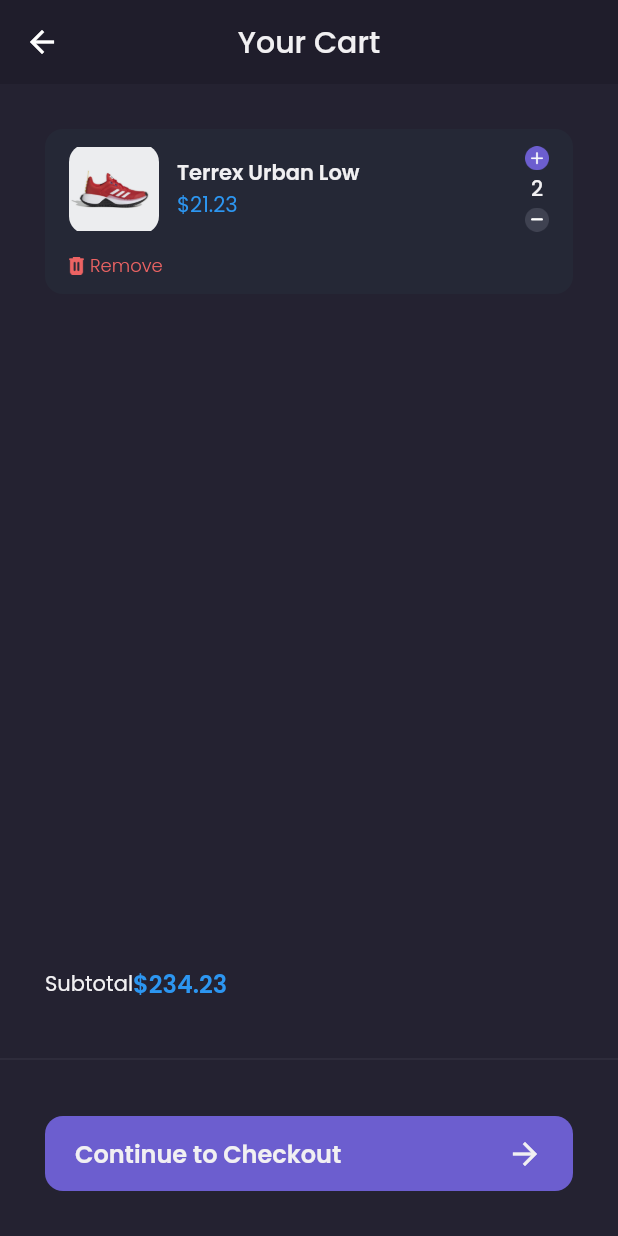
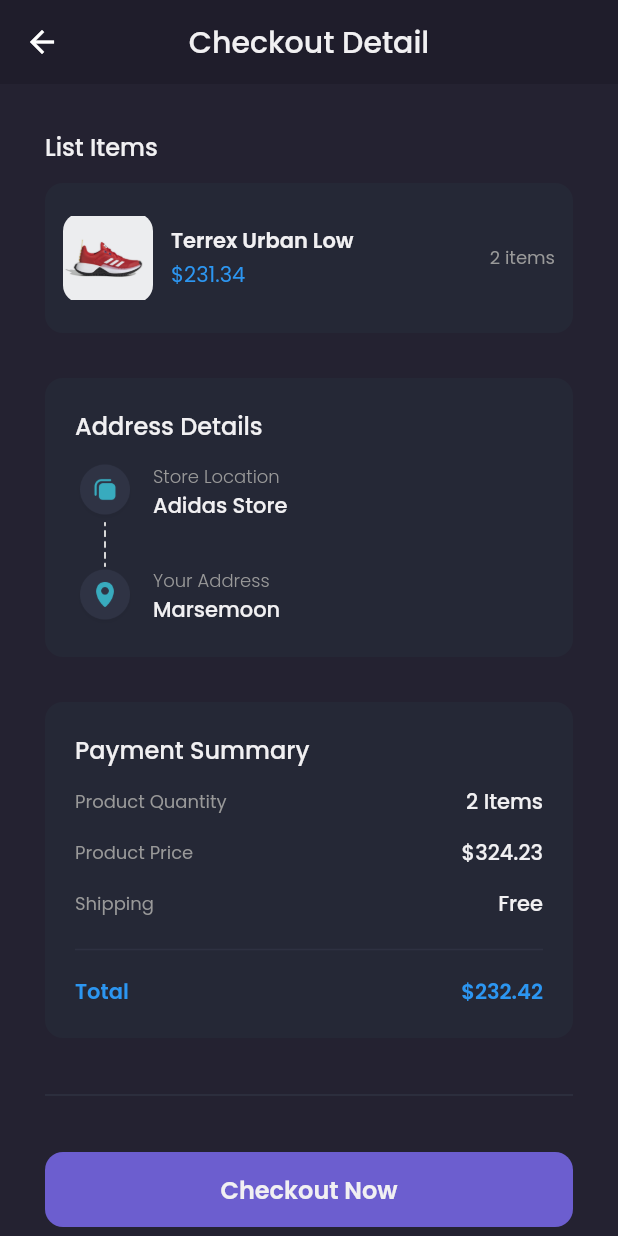
Before and after one commit to aldij29/learning_project_flutter_shamo_e-commerce, a Flutter app: the CartPage screen opened by its route, after a tap on "Continue to Checkout", on a phone screen of 412 x 824 dp. Run offline on Flutter 3.47's test engine with Material 2 defaults, Android fonts, the phone set to English and light mode, and no system bars; our stand-ins replace carousel_slider, google_fonts.

Commit message:
update checkout page

```diff
--- a/lib/main.dart
+++ b/lib/main.dart
@@ -19,7 +19,9 @@
       '/detail-chat': (context) => const DetailChatPage(),
       '/edit-profile': (context) => const EditProfilePage(),
       '/product': (context) => ProductPage(),
-      '/cart': (context) => const CartPage()
+      '/cart': (context) => const CartPage(),
+      '/checkout': (context) => const CheckoutPage(),
+      '/checkout-success': (context) => const CheckoutSuccessPage()
     });
   }
 }
--- a/lib/pages/cart_page.dart
+++ b/lib/pages/cart_page.dart
@@ -117,7 +117,9 @@
               height: 50,
               margin: EdgeInsets.symmetric(horizontal: defaultMargin),
               child: TextButton(
-                onPressed: () {},
+                onPressed: () {
+                  Navigator.pushNamed(context, '/checkout');
+                },
                 style: TextButton.styleFrom(
                   backgroundColor: primaryColor,
                   padding: EdgeInsets.symmetric(horizontal: 20),
--- /dev/null
+++ b/lib/pages/checkout_page.dart
@@ -0,0 +1,248 @@
+part of 'pages.dart';
+
+class CheckoutPage extends StatelessWidget {
+  const CheckoutPage({Key? key}) : super(key: key);
+
+  @override
+  Widget build(BuildContext context) {
+    header() {
+      return AppBar(
+        backgroundColor: backgroundColor1,
+        elevation: 0,
+        centerTitle: true,
+        title: Text(
+          'Checkout Detail',
+          style: primaryTextStyle,
+        ),
+      );
+    }
+
+    Widget content() {
+      return ListView(
+        padding: EdgeInsets.symmetric(
+          horizontal: defaultMargin,
+        ),
+        children: [
+          //NOTE: LIST ITEMs
+          Container(
+            margin: EdgeInsets.only(top: defaultMargin),
+            child: Column(
+              crossAxisAlignment: CrossAxisAlignment.start,
+              children: [
+                Text(
+                  'List Items',
+                  style: primaryTextStyle.copyWith(
+                      fontSize: 16, fontWeight: medium),
+                ),
+                CheckoutCard()
+              ],
+            ),
+          ),
+
+          //NOTE: ADDRESS DETAILs
+          Container(
+            margin: EdgeInsets.only(top: defaultMargin),
+            padding: EdgeInsets.all(20),
+            decoration: BoxDecoration(
+              color: backgroundColor4,
+              borderRadius: BorderRadius.circular(12),
+            ),
+            child: Column(
+              crossAxisAlignment: CrossAxisAlignment.start,
+              children: [
+                Text(
+                  'Address Details',
+                  style: primaryTextStyle.copyWith(
+                    fontSize: 16,
+                    fontWeight: medium,
+                  ),
+                ),
+                SizedBox(
+                  height: 12,
+                ),
+                Row(
+                  children: [
+                    Column(
+                      children: [
+                        Image.asset(
+                          'assets/icons/icon_store.png',
+                          width: 40,
+                        ),
+                        Image.asset(
+                          'assets/icons/icon_line.png',
+                          height: 30,
+                        ),
+                        Image.asset(
+                          'assets/icons/icon_location.png',
+                          width: 40,
+                        ),
+                      ],
+                    ),
+                    SizedBox(
+                      width: 12,
+                    ),
+                    Column(
+                      crossAxisAlignment: CrossAxisAlignment.start,
+                      children: [
+                        Text('Store Location',
+                            style: secondaryTextStyle.copyWith(
+                              fontSize: 12,
+                              fontWeight: light,
+                            )),
+                        Text(
+                          'Adidas Store',
+                          style: primaryTextStyle.copyWith(
+                            fontWeight: medium,
+                          ),
+                        ),
+                        SizedBox(
+                          height: defaultMargin,
+                        ),
+                        Text('Your Address',
+                            style: secondaryTextStyle.copyWith(
+                              fontSize: 12,
+                              fontWeight: light,
+                            )),
+                        Text(
+                          'Marsemoon',
+                          style: primaryTextStyle.copyWith(
+                            fontWeight: medium,
+                          ),
+                        ),
+                      ],
+                    )
+                  ],
+                )
+              ],
+            ),
+          ),
+          //NOTE: PAYMENT SUMMARY
+          Container(
+            margin: EdgeInsets.only(top: defaultMargin),
+            padding: EdgeInsets.all(20),
+            decoration: BoxDecoration(
+              color: backgroundColor4,
+              borderRadius: BorderRadius.circular(12),
+            ),
+            child: Column(
+              crossAxisAlignment: CrossAxisAlignment.start,
+              children: [
+                Text(
+                  'Payment Summary',
+                  style: primaryTextStyle.copyWith(
+                      fontSize: 16, fontWeight: medium),
+                ),
+                SizedBox(
+                  height: 12,
+                ),
+                Row(
+                  mainAxisAlignment: MainAxisAlignment.spaceBetween,
+                  children: [
+                    Text(
+                      'Product Quantity',
+                      style: secondaryTextStyle.copyWith(fontSize: 12),
+                    ),
+                    Text(
+                      '2 Items',
+                      style: primaryTextStyle.copyWith(fontWeight: medium),
+                    )
+                  ],
+                ),
+                SizedBox(height: 13),
+                Row(
+                  mainAxisAlignment: MainAxisAlignment.spaceBetween,
+                  children: [
+                    Text(
+                      'Product Price',
+                      style: secondaryTextStyle.copyWith(fontSize: 12),
+                    ),
+                    Text(
+                      '\$324.23',
+                      style: primaryTextStyle.copyWith(fontWeight: medium),
+                    )
+                  ],
+                ),
+                SizedBox(
+                  height: 13,
+                ),
+                Row(
+                  mainAxisAlignment: MainAxisAlignment.spaceBetween,
+                  children: [
+                    Text(
+                      'Shipping',
+                      style: secondaryTextStyle.copyWith(fontSize: 12),
+                    ),
+                    Text(
+                      'Free',
+                      style: primaryTextStyle.copyWith(fontWeight: medium),
+                    )
+                  ],
+                ),
+                SizedBox(
+                  height: 12,
+                ),
+                Divider(
+                  thickness: 1,
+                  color: Color(0xff2E3141),
+                ),
+                SizedBox(
+                  height: 10,
+                ),
+                Row(
+                  mainAxisAlignment: MainAxisAlignment.spaceBetween,
+                  children: [
+                    Text(
+                      'Total',
+                      style: priceTextStyle.copyWith(fontWeight: semiBold),
+                    ),
+                    Text(
+                      '\$232.42',
+                      style: priceTextStyle.copyWith(fontWeight: semiBold),
+                    )
+                  ],
+                )
+              ],
+            ),
+          ),
+
+          //CHECKOUT BUTTON
+          SizedBox(
+            height: defaultMargin,
+          ),
+          Divider(
+            thickness: 1,
+            color: Color(0xff2e3241),
+          ),
+          Container(
+            height: 50,
+            width: double.infinity,
+            margin: EdgeInsets.symmetric(vertical: defaultMargin),
+            child: TextButton(
+                onPressed: () {
+                  Navigator.pushNamedAndRemoveUntil(context, '/checkout-success', (route) => false);
+                },
+                style: TextButton.styleFrom(
+                  backgroundColor: primaryColor,
+                  shape: RoundedRectangleBorder(
+                    borderRadius: BorderRadius.circular(12),
+                  ),
+                ),
+                child: Text(
+                  'Checkout Now',
+                  style: primaryTextStyle.copyWith(
+                    fontSize: 16,
+                    fontWeight: semiBold,
+                  ),
+                )),
+          )
+        ],
+      );
+    }
+
+    return Scaffold(
+      backgroundColor: backgroundColor3,
+      appBar: header(),
+      body: content(),
+    );
+  }
+}
--- /dev/null
+++ b/lib/pages/checkout_success_page.dart
@@ -0,0 +1,96 @@
+part of 'pages.dart';
+
+class CheckoutSuccessPage extends StatelessWidget {
+  const CheckoutSuccessPage({Key? key}) : super(key: key);
+
+  @override
+  Widget build(BuildContext context) {
+    header() {
+      return AppBar(
+        backgroundColor: backgroundColor1,
+        centerTitle: true,
+        title: Text('Checkout Success'),
+        elevation: 0,
+      );
+    }
+
+    Widget content() {
+      return Center(
+        child: Column(
+          mainAxisAlignment: MainAxisAlignment.center,
+          children: [
+            Image.asset(
+              'assets/images/image_cart.png',
+              width: 80,
+            ),
+            SizedBox(
+              height: 20,
+            ),
+            Text(
+              'You made a transaction',
+              style: primaryTextStyle.copyWith(
+                fontSize: 16,
+                fontWeight: medium,
+              ),
+            ),
+            SizedBox(
+              height: 12,
+            ),
+            Text(
+              'Stay at home while we \nprepare your dream shoes',
+              style: secondaryTextStyle.copyWith(),
+              textAlign: TextAlign.center,
+            ),
+            Container(
+              width: 196,
+              height: 44,
+              margin: EdgeInsets.only(top: defaultMargin),
+              child: TextButton(
+                onPressed: () {
+                  Navigator.pushNamedAndRemoveUntil(context, '/home', (route) => false);
+                },
+                style: TextButton.styleFrom(
+                    backgroundColor: primaryColor,
+                    shape: RoundedRectangleBorder(
+                        borderRadius: BorderRadius.circular(12))),
+                child: Text(
+                  'Order Other Shoes',
+                  style: primaryTextStyle.copyWith(
+                    fontSize: 16,
+                    fontWeight: medium,
+                  ),
+                ),
+              ),
+            ),
+            Container(
+              width: 196,
+              height: 44,
+              margin: EdgeInsets.only(top: 12),
+              child: TextButton(
+                onPressed: () {},
+                style: TextButton.styleFrom(
+                    backgroundColor: Color(0xff39374B),
+                    shape: RoundedRectangleBorder(
+                        borderRadius: BorderRadius.circular(12))),
+                child: Text(
+                  'View My Order',
+                  style: primaryTextStyle.copyWith(
+                    color: Color(0xffB7B6BF),
+                    fontSize: 16,
+                    fontWeight: medium,
+                  ),
+                ),
+              ),
+            ),
+          ],
+        ),
+      );
+    }
+
+    return Scaffold(
+      backgroundColor: backgroundColor3,
+      appBar: header(),
+      body: content(),
+    );
+  }
+}
--- a/lib/pages/pages.dart
+++ b/lib/pages/pages.dart
@@ -12,8 +12,10 @@
 part './home/home_page.dart';
 part './home/chat_page.dart';
 part './home/profile_page.dart';
-part 'home/wishlist_page.dart';
+part './home/wishlist_page.dart';
 part 'detail_chat_page.dart';
 part 'edit_profile_page.dart';
 part 'product_page.dart';
 part 'cart_page.dart';
+part 'checkout_page.dart';
+part 'checkout_success_page.dart';
--- /dev/null
+++ b/lib/widgets/checkout_card.dart
@@ -0,0 +1,63 @@
+part of 'widgets.dart';
+
+class CheckoutCard extends StatelessWidget {
+  const CheckoutCard({Key? key}) : super(key: key);
+
+  @override
+  Widget build(BuildContext context) {
+    return Container(
+      margin: EdgeInsets.only(
+        top: 12,
+      ),
+      padding: EdgeInsets.symmetric(
+        horizontal: 12,
+        vertical: 20,
+      ),
+      decoration: BoxDecoration(
+        color: backgroundColor4,
+        borderRadius: BorderRadius.circular(12),
+      ),
+      child: Row(
+        children: [
+          Container(
+            height: 60,
+            width: 60,
+            decoration: BoxDecoration(
+              borderRadius: BorderRadius.circular(12),
+              image: DecorationImage(
+                image: AssetImage('assets/images/image_shoes.png'),
+              ),
+            ),
+          ),
+          SizedBox(
+            width: 12,
+          ),
+          Expanded(
+            child: Column(
+              crossAxisAlignment: CrossAxisAlignment.start,
+              children: [
+                Text(
+                  'Terrex Urban Low',
+                  overflow: TextOverflow.ellipsis,
+                  style: primaryTextStyle.copyWith(fontWeight: semiBold),
+                ),
+                SizedBox(
+                  height: 2,
+                ),
+                Text(
+                  '\$231.34',
+                  style: priceTextStyle,
+                ),
+              ],
+            ),
+          ),
+          SizedBox(width: 12,),
+          Text(
+            '2 items',
+            style: secondaryTextStyle.copyWith(fontSize: 12),
+          )
+        ],
+      ),
+    );
+  }
+}
--- a/lib/widgets/widgets.dart
+++ b/lib/widgets/widgets.dart
@@ -8,3 +8,4 @@
 part 'chat_bubles.dart';
 part 'wishlist_card.dart';
 part 'cart_card.dart';
+part 'checkout_card.dart';
```
Also changed, not shown: assets/icons/icon_line.png (added), assets/icons/icon_location.png (added), assets/icons/icon_store.png (added).
